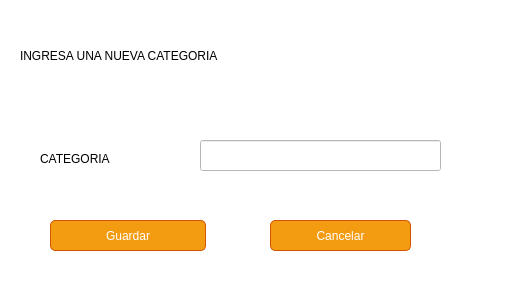
First picture: the form in views/categoria_form.ui, repository Jossue35/Final-P-B, before the edit.
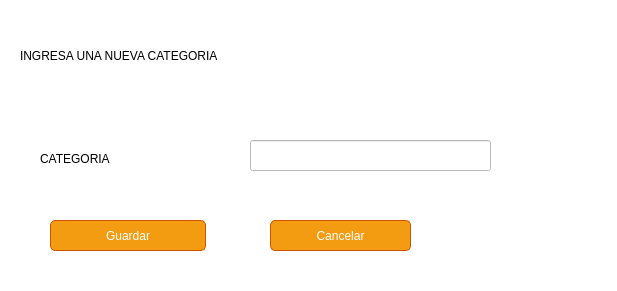
Second picture: the form after the edit. Icons and pictures are not drawn.

Diff of the .ui file:
```diff
--- a/views/categoria_form.ui
+++ b/views/categoria_form.ui
@@ -6,7 +6,7 @@
    <rect>
     <x>0</x>
     <y>0</y>
-    <width>506</width>
+    <width>617</width>
     <height>291</height>
    </rect>
   </property>
@@ -18,7 +18,7 @@
     <rect>
      <x>-10</x>
      <y>-10</y>
-     <width>531</width>
+     <width>641</width>
      <height>321</height>
     </rect>
    </property>
@@ -36,7 +36,7 @@
      <rect>
       <x>30</x>
       <y>40</y>
-      <width>451</width>
+      <width>541</width>
       <height>51</height>
      </rect>
     </property>
@@ -51,7 +51,7 @@
    <widget class="QLineEdit" name="nombreCategoriaTextField">
     <property name="geometry">
      <rect>
-      <x>210</x>
+      <x>260</x>
       <y>150</y>
       <width>241</width>
       <height>31</height>
@@ -81,7 +81,7 @@
      <rect>
       <x>50</x>
       <y>160</y>
-      <width>131</width>
+      <width>171</width>
       <height>18</height>
      </rect>
     </property>
```
